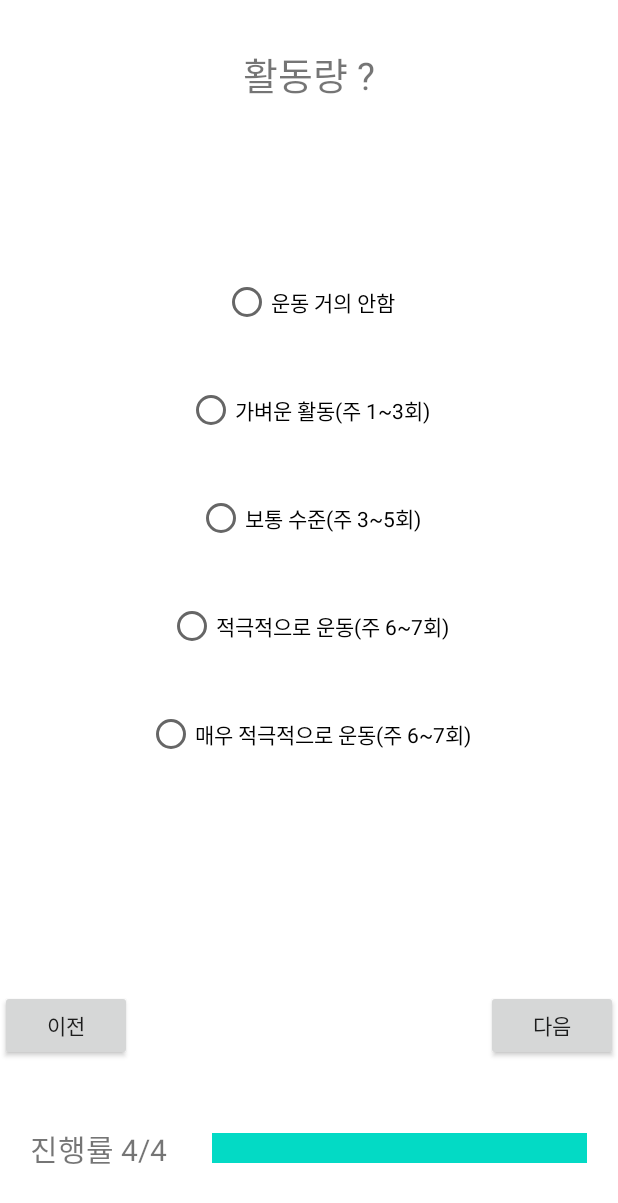
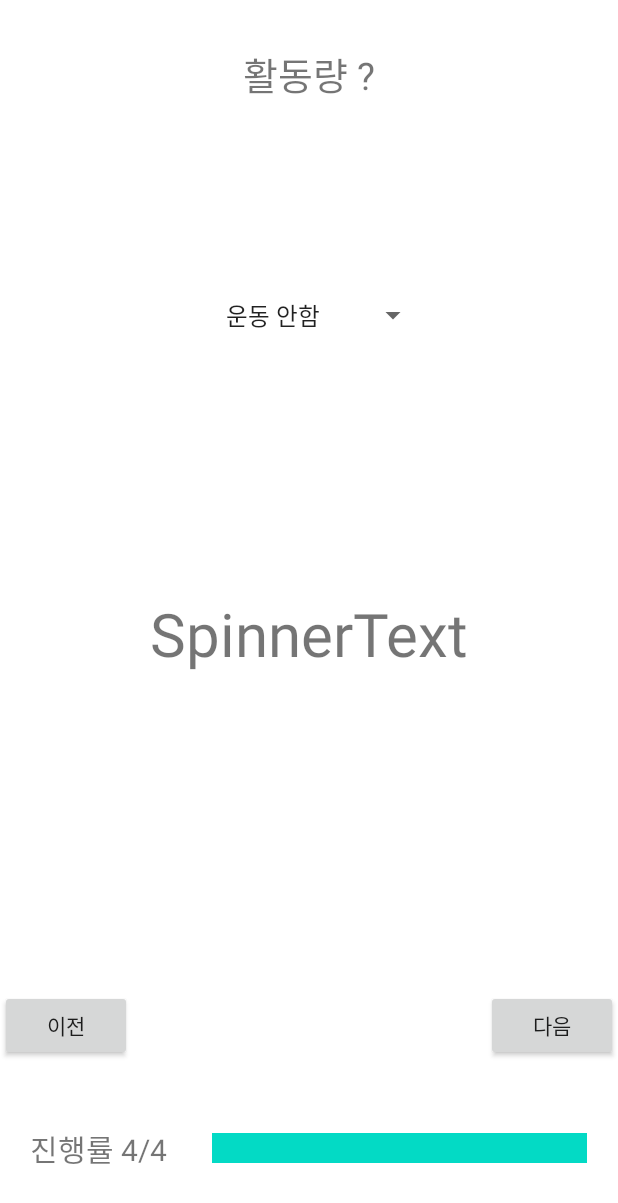
Before and after one commit to minsik2434/hs_CapstoneDesign, an Android app: the init_setup3 screen opened directly, with no data from a screen before it, after a tap on "다음", on a phone screen of 412 x 824 dp. Shown: the top 1203 px of the screen. Run offline under Robolectric (Android 15) with nearby library versions, the phone set to English and light mode, and no system bars.

Commit message:
2023-05-19

```diff
--- a/project_main/app/src/main/AndroidManifest.xml
+++ b/project_main/app/src/main/AndroidManifest.xml
@@ -27,7 +27,6 @@
         <activity android:name=".init_setup3" android:label="init_setup3"/>
         <activity android:name=".init_setup4" android:label="init_setup4"/>
         <activity android:name=".init_setup5" android:label="init_setup5"/>
-        <activity android:name=".PedometerActivity" android:label="PedometerActivity Activity"/>
     </application>
 
 </manifest>
--- a/project_main/app/src/main/java/com/example/project_main/init_setup3.java
+++ b/project_main/app/src/main/java/com/example/project_main/init_setup3.java
@@ -34,19 +34,13 @@ public class init_setup3 extends Activity {
         for(int i=0; i<integer.length;i++){
             check[i] = findViewById(integer[i]);
         }
-        String age, weight, height, sex, nickname;
-        Intent information = getIntent();
-        age = information.getStringExtra("age");
-        weight = information.getStringExtra("weight");
-        height = information.getStringExtra("height");
-        sex = information.getStringExtra("sex");
-        nickname = information.getStringExtra("nickname");
 
         // 이전 버튼을 눌렀을 때
         btnPre3.setOnClickListener(new View.OnClickListener() {
             @Override
             public void onClick(View view) {
                 Intent intent = new Intent(getApplicationContext(), init_setup2.class);
+
                 startActivity(intent);
             }
         });
@@ -56,25 +50,10 @@ public class init_setup3 extends Activity {
             @Override
             public void onClick(View view) {
 
-                for(int i=0;i<integer.length;i++){
-                    if(check[i].isChecked()==true){
-                        list.add(check[i].getText().toString());
-                    }
-                }
+                Intent intent = new Intent(getApplicationContext(), init_setup4.class);
+                startActivity(intent);
+            }
 
-
-                Intent intent = new Intent(getApplicationContext(), init_setup4.class);
-                Bundle bnd = new Bundle();
-                bnd.putStringArrayList("allergy", list);
-                intent.putExtras(bnd);
-                intent.putExtra("age",age);
-                intent.putExtra("weight",weight);
-                intent.putExtra("height",height);
-                intent.putExtra("sex", sex);
-                intent.putExtra("nickname", nickname);
-                startActivity(intent);
-                finish();
-            }
         });
 
 
--- a/project_main/app/src/main/java/com/example/project_main/init_setup4.java
+++ b/project_main/app/src/main/java/com/example/project_main/init_setup4.java
@@ -4,9 +4,12 @@ import android.app.Activity;
 import android.content.Intent;
 import android.os.Bundle;
 import android.view.View;
+import android.widget.AdapterView;
+import android.widget.ArrayAdapter;
 import android.widget.Button;
 import android.widget.RadioButton;
 import android.widget.RadioGroup;
+import android.widget.Spinner;
 import android.widget.Toast;
 
 import androidx.annotation.Nullable;
@@ -17,9 +20,8 @@ public class init_setup4 extends Activity {
 
 
     Button btnPre4, btnNext4;
-    RadioGroup rGroup4;
-    Integer[] rbtnId = {R.id.btnMin, R.id.btnLess, R.id.btnGeneral, R.id.btnActive, R.id.btnMax};
-    RadioButton[] rBtn = new RadioButton[rbtnId.length];
+
+    private Spinner exerciseSpinner;
 
     @Override
     protected void onCreate(@Nullable Bundle savedInstanceState) {
@@ -28,22 +30,24 @@ public class init_setup4 extends Activity {
 
         btnPre4 = findViewById(R.id.btnPre4);
         btnNext4 = findViewById(R.id.btnNext4);
+        exerciseSpinner = findViewById(R.id.exerciseSpinner);
 
-        rGroup4 = findViewById(R.id.rGroup4);
+        ArrayAdapter<CharSequence> exerciseAdapter = ArrayAdapter.createFromResource(this, R.array.exerciselist
+                , android.R.layout.simple_spinner_item);
+        exerciseAdapter.setDropDownViewResource(android.R.layout.simple_spinner_dropdown_item);
+        exerciseSpinner.setAdapter(exerciseAdapter);
 
-        for(int i=0; i<rbtnId.length;i++){
-            rBtn[i] = (RadioButton) findViewById(rbtnId[i]);
-        }
+        exerciseSpinner.setOnItemSelectedListener(new AdapterView.OnItemSelectedListener() {
+            @Override
+            public void onItemSelected(AdapterView<?> parent, View view, int position, long id) {
+                String exerciseAtPosition = parent.getItemAtPosition(position).toString();
+            }
 
-        Bundle bnd = this.getIntent().getExtras();
-        ArrayList<String> list = bnd.getStringArrayList("allergy");
-        String age, weight, height, sex, nickname;
-        Intent information = getIntent();
-        age = information.getStringExtra("age");
-        weight = information.getStringExtra("weight");
-        height = information.getStringExtra("height");
-        sex = information.getStringExtra("sex");
-        nickname = information.getStringExtra("nickname");
+            @Override
+            public void onNothingSelected(AdapterView<?> parent) {
+
+            }
+        });
 
 
 
@@ -57,89 +61,12 @@ public class init_setup4 extends Activity {
 
         btnNext4.setOnClickListener(new View.OnClickListener() {
             @Override
-            public void onClick(View view) {
-
-                String min, less, general, active, max;
-                min = rBtn[0].getText().toString();
-                less = rBtn[1].getText().toString();
-                general = rBtn[2].getText().toString();
-                active = rBtn[3].getText().toString();
-                max = rBtn[4].getText().toString();
-
-                switch (rGroup4.getCheckedRadioButtonId()){
-                    case R.id.btnMin:{
-                        Intent intent = new Intent(getApplicationContext(), init_setup5.class);
-                        bnd.putStringArrayList("allergy",list);
-                        intent.putExtras(bnd);
-                        intent.putExtra("age", age);
-                        intent.putExtra("height", height);
-                        intent.putExtra("weight", weight);
-                        intent.putExtra("sex", sex);
-                        intent.putExtra("exercise", min);
-                        intent.putExtra("nickname", nickname);
-                        startActivity(intent);
-                        finish();
-                        break;
-                    }
-                    case R.id.btnLess:{
-                        Intent intent = new Intent(getApplicationContext(), init_setup5.class);
-                        bnd.putStringArrayList("allergy",list);
-                        intent.putExtras(bnd);
-                        intent.putExtra("age", age);
-                        intent.putExtra("height", height);
-                        intent.putExtra("weight", weight);
-                        intent.putExtra("sex", sex);
-                        intent.putExtra("exercise", less);
-                        intent.putExtra("nickname", nickname);
-                        startActivity(intent);
-                        break;
-                    }
-                    case R.id.btnGeneral:{
-                        Intent intent = new Intent(getApplicationContext(), init_setup5.class);
-                        bnd.putStringArrayList("allergy",list);
-                        intent.putExtras(bnd);
-                        intent.putExtra("age", age);
-                        intent.putExtra("height", height);
-                        intent.putExtra("weight", weight);
-                        intent.putExtra("sex", sex);
-                        intent.putExtra("exercise", general);
-                        intent.putExtra("nickname", nickname);
-                        startActivity(intent);
-                        break;
-                    }
-                    case R.id.btnActive:{
-                        Intent intent = new Intent(getApplicationContext(), init_setup5.class);
-                        bnd.putStringArrayList("allergy",list);
-                        intent.putExtras(bnd);
-                        intent.putExtra("age", age);
-                        intent.putExtra("height", height);
-                        intent.putExtra("weight", weight);
-                        intent.putExtra("sex", sex);
-                        intent.putExtra("exercise", active);
-                        intent.putExtra("nickname", nickname);
-                        startActivity(intent);
-                        break;
-                    }
-                    case R.id.btnMax:{
-                        Intent intent = new Intent(getApplicationContext(), init_setup5.class);
-                        bnd.putStringArrayList("allergy",list);
-                        intent.putExtras(bnd);
-                        intent.putExtra("age", age);
-                        intent.putExtra("height", height);
-                        intent.putExtra("weight", weight);
-                        intent.putExtra("sex", sex);
-                        intent.putExtra("exercise", max);
-                        intent.putExtra("nickname", nickname);
-                        startActivity(intent);
-                        break;
-                    }
-                    default:
-                        Toast.makeText(getApplicationContext(), "먼저 선택하세요.", Toast.LENGTH_SHORT).show();
-
-                }
-
+            public void onClick(View v) {
+                Intent intent = new Intent(getApplicationContext(), init_setup5.class);
+                startActivity(intent);
             }
         });
+
 
     }
 
--- a/project_main/app/src/main/res/layout/init_setup4.xml
+++ b/project_main/app/src/main/res/layout/init_setup4.xml
@@ -34,57 +34,25 @@
         android:orientation="vertical"
         >
 
-        <RadioGroup
-            android:id="@+id/rGroup4"
+        <Spinner
+            android:id="@+id/exerciseSpinner"
+            android:layout_width="wrap_content"
+            android:layout_height="30dp"
+            android:layout_gravity="center"
+            android:gravity="center"
+            android:textAlignment="center"
+            android:layout_marginTop="30dp"
+            />
+
+        <TextView
             android:layout_width="match_parent"
-            android:layout_height="wrap_content"
-            android:orientation="vertical"
-            >
+            android:layout_height="match_parent"
+            android:text="SpinnerText"
+            android:textSize="40dp"
+            android:gravity="center"
+            android:layout_marginBottom="40dp"
+            />
 
-            <RadioButton
-                android:id="@+id/btnMin"
-                android:layout_width="wrap_content"
-                android:layout_height="wrap_content"
-                android:text="운동 거의 안함"
-                android:layout_margin="20dp"
-                android:layout_gravity="center"
-                />
-            <RadioButton
-                android:id="@+id/btnLess"
-                android:layout_width="wrap_content"
-                android:layout_height="wrap_content"
-                android:text="가벼운 활동(주 1~3회)"
-                android:layout_margin="20dp"
-                android:layout_gravity="center"
-                />
-
-            <RadioButton
-                android:id="@+id/btnGeneral"
-                android:layout_width="wrap_content"
-                android:layout_height="wrap_content"
-                android:text="보통 수준(주 3~5회)"
-                android:layout_margin="20dp"
-                android:layout_gravity="center"
-                />
-
-            <RadioButton
-                android:id="@+id/btnActive"
-                android:layout_width="wrap_content"
-                android:layout_height="wrap_content"
-                android:text="적극적으로 운동(주 6~7회)"
-                android:layout_margin="20dp"
-                android:layout_gravity="center"
-                />
-
-            <RadioButton
-                android:id="@+id/btnMax"
-                android:layout_width="wrap_content"
-                android:layout_height="wrap_content"
-                android:text="매우 적극적으로 운동(주 6~7회)"
-                android:layout_margin="20dp"
-                android:layout_gravity="center"
-                />
-        </RadioGroup>
 
     </LinearLayout>
 
--- a/project_main/app/src/main/res/values/strings.xml
+++ b/project_main/app/src/main/res/values/strings.xml
@@ -1,5 +1,15 @@
 <resources>
     <string name="app_name">project_main</string>
+
+    <string-array name="exerciselist">
+        <item>운동 안함</item>
+        <item>운동 거의 안함</item>
+        <item>보통</item>
+        <item>운동 조금 함</item>
+        <item>운동 많이 함</item>
+
+    </string-array>
+
     <!-- TODO: Remove or change this placeholder text -->
     <string name="hello_blank_fragment">Hello blank fragment</string>
 </resources>
```
Also changed, not shown: project_main/app/src/main/res/layout/init_setup3.xml (+64 -23 lines).
